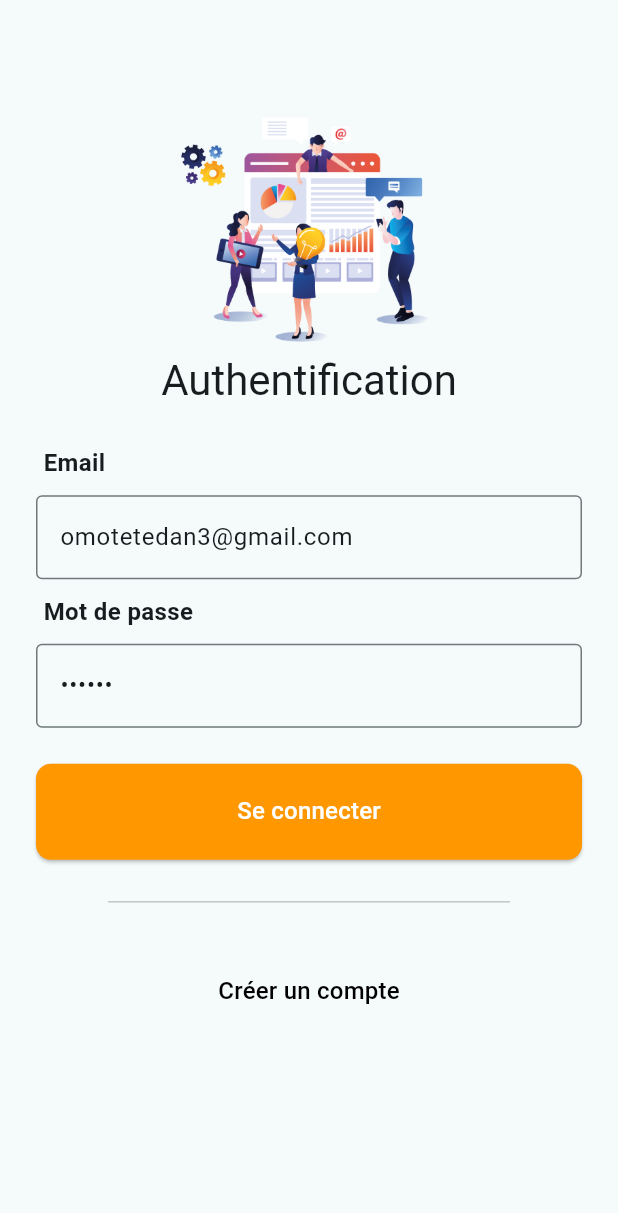
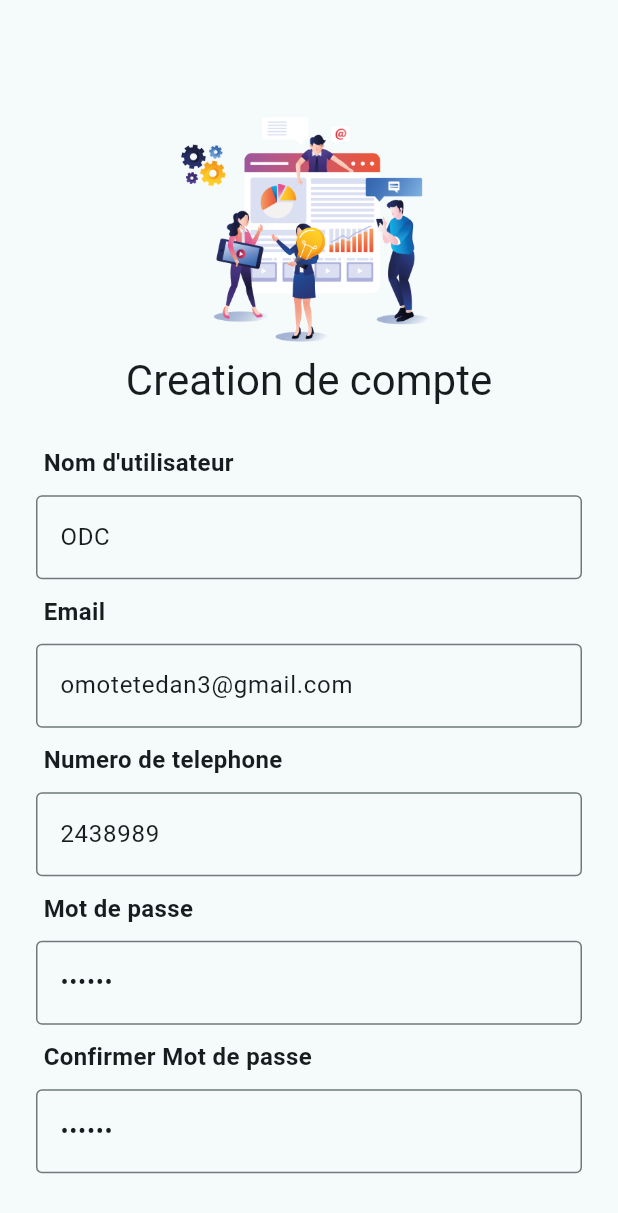
Before and after one commit to obidano/flutter_ecommerce_manage, a Flutter app: the screen it shows after launch, on a phone screen of 412 x 824 dp. Shown: the top 1213 px of the screen. Run offline on Flutter 3.47's test engine with Material 3 defaults, Android fonts, the light colour scheme and no system bars; our stand-ins replace flutter_riverpod, go_router, riverpod_annotation, rxdart, sembast, sembast_web; generated files the repository leaves out were written again.

Commit message:
register page & router

```diff
--- a/lib/features/authenttication/domain/User.dart
+++ b/lib/features/authenttication/domain/User.dart
@@ -14,6 +14,7 @@ class User {
   String? email;
   String? genre;
   String? phone;
+  String? password;
 
   User({
     this.id,
@@ -21,6 +22,7 @@ class User {
     this.email,
     this.genre,
     this.phone,
+    this.password,
   });
 
   factory User.fromMap(Map<String, dynamic> json) => User(
@@ -29,6 +31,7 @@ class User {
     email: json["email"],
     genre: json["genre"],
     phone: json["phone"],
+    password: json["password"],
   );
 
   Map<String, dynamic> toMap() => {
@@ -37,5 +40,6 @@ class User {
     "email": email,
     "genre": genre,
     "phone": phone,
+    "password": password,
   };
 }
--- a/lib/features/authenttication/presentation/register/RegisterPage.dart
+++ b/lib/features/authenttication/presentation/register/RegisterPage.dart
@@ -3,6 +3,7 @@ import 'dart:math';
 import 'package:flutter/material.dart';
 import 'package:flutter_riverpod/flutter_riverpod.dart';
 import 'package:go_router/go_router.dart';
+import 'package:new_ecommerce_foundations/features/authenttication/data/user_repo.dart';
 import 'package:new_ecommerce_foundations/features/authenttication/presentation/login/LoginController.dart';
 import 'package:new_ecommerce_foundations/routers.dart';
 import 'package:new_ecommerce_foundations/utils/constantes.dart';
@@ -10,29 +11,26 @@ import 'package:new_ecommerce_foundations/utils/errorDialog.dart';
 import 'package:new_ecommerce_foundations/widgets/MButton.dart';
 import 'package:new_ecommerce_foundations/widgets/MImage.dart';
 import 'package:new_ecommerce_foundations/widgets/MTextField.dart';
+import 'package:uuid/uuid.dart';
 
-class LoginPage extends ConsumerStatefulWidget {
-  const LoginPage({super.key});
+class RegisterPage extends ConsumerStatefulWidget {
+  const RegisterPage({super.key});
 
   @override
-  ConsumerState createState() => _LoginPageState();
+  ConsumerState createState() => _RegisterPageState();
 }
 
-class _LoginPageState extends ConsumerState<LoginPage> {
+class _RegisterPageState extends ConsumerState<RegisterPage> {
   var emailCtrl = TextEditingController(text: "omotetedan3@gmail.com");
   var passwordCtrl = TextEditingController(text: "dandan");
+  var confirmPasswordCtrl = TextEditingController(text: "dandan");
+  var phoneCtrl = TextEditingController(text: "2438989");
+  var nameCtrl = TextEditingController(text: "ODC");
+
 
   @override
   Widget build(BuildContext context) {
     var size = MediaQuery.of(context).size;
-
-    ref.listen<AsyncValue<void>>(loginControllerProvider, (previous, next) {
-      if (next.hasError) {
-        showErrorDialog(context, next.error.toString());
-      }
-    });
-
-    var state = ref.watch(loginControllerProvider);
     // debugPrint("state loading ${state.isLoading}");
 
     return Scaffold(
@@ -49,27 +47,54 @@ class _LoginPageState extends ConsumerState<LoginPage> {
                   height: 170,
                 ),
                 Text(
-                  "Authentification",
+                  "Creation de compte",
                   style: Theme.of(context).textTheme.headlineMedium,
                 ),
                 gapH16,
                 MTextField(
+                    label: "Nom d'utilisateur",
+                    hintText: "Saisir par ex: naruto...",
+                    controller: nameCtrl),
+                MTextField(
                     label: "Email",
                     hintText: "Saisir votre adresse mail...",
-                    controller: emailCtrl),
+                    controller: emailCtrl,
+                  keyboardType: TextInputType.emailAddress,),
+                MTextField(
+                    label: "Numero de telephone",
+                    hintText: "saisir 08XXXXXX...",
+                    controller: phoneCtrl,
+                  keyboardType: TextInputType.phone,
+                ),
                 MTextField(
                     label: "Mot de passe",
                     obscureText: true,
                     hintText: "Saisir votre mot de passe...",
                     controller: passwordCtrl),
+                MTextField(
+                    label: "Confirmer Mot de passe",
+                    obscureText: true,
+                    hintText: "Confirmer votre mot de passe...",
+                    controller: confirmPasswordCtrl),
                 gapH24,
                 MButton(
                   backgroundColor: Colors.orange,
                   textColor: Colors.white,
-                  text: "Se connecter",
-                  isLoading: state.isLoading,
+                  text: "Créer Compte",
+                 // isLoading: state.isLoading,
                   onClick: () {
-                    _onConnect(state);
+                    //_onConnect(state);
+                    Map<String, dynamic> userToCreate={
+                      "id": Uuid().v1(),
+                      "nom": nameCtrl.text,
+                      "email": emailCtrl.text,
+                      "phone": phoneCtrl.text,
+                      "password": passwordCtrl.text
+                    };
+                    var provider= ref.read(userRepoProvider);
+                    provider.creerUser(userToCreate);
+                    context.replaceNamed(Urls.home.name);
+
                   },
                   mainAxisSize: MainAxisSize.max,
                 ),
```
Also changed, not shown: lib/features/authenttication/data/user_repo.dart (+26 -9 lines), lib/main.dart (+8 -1 lines), lib/routers.dart (+14 -5 lines).
